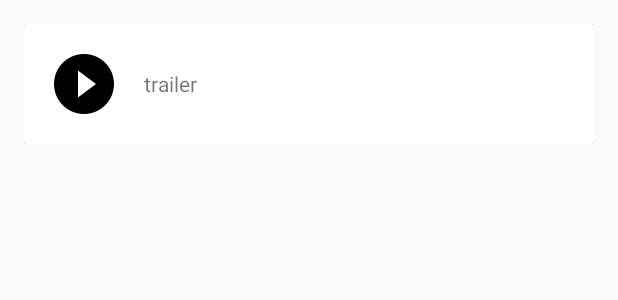
After one commit to memreyilmaz/PopularMovies, an Android app: the layout trailer_item.xml on its own in the app's theme, with its tools: preview values and no code run, on a phone screen of 412 x 824 dp. The commit adds this screen. Shown: the top 300 px of the screen. Run offline under Robolectric (Android 15) with nearby library versions, the phone set to English and light mode, and no system bars.

Commit message:
added trailer(missing intent)

```diff
--- /dev/null
+++ b/app/src/main/res/layout/trailer_item.xml
@@ -0,0 +1,34 @@
+<?xml version="1.0" encoding="utf-8"?>
+<LinearLayout xmlns:android="http://schemas.android.com/apk/res/android"
+    xmlns:tools="http://schemas.android.com/tools"
+    android:layout_width="match_parent"
+    android:layout_height="wrap_content"
+    android:padding="16dp">
+
+    <android.support.v7.widget.CardView
+        android:layout_width="match_parent"
+        android:layout_height="wrap_content"
+        android:id="@+id/movie_trailer_card_view">
+
+        <LinearLayout
+            android:layout_width="match_parent"
+            android:layout_height="wrap_content"
+            android:orientation="horizontal">
+            <ImageView
+                android:layout_width="wrap_content"
+                android:layout_height="wrap_content"
+                android:id="@+id/movie_trailer_play"
+                android:src="@drawable/ic_play_circle_filled"
+                android:padding="16dp"
+                tools:text="play"/>
+
+            <TextView
+                android:layout_width="wrap_content"
+                android:layout_height="wrap_content"
+                android:id="@+id/movie_trailer"
+                android:layout_gravity="center"
+                tools:text="trailer"/>
+        </LinearLayout>
+    </android.support.v7.widget.CardView>
+
+</LinearLayout>
```
Also changed, not shown: app/src/main/java/com/example/android/popularmoviesstagetwo/DetailActivity.java (+50 -13 lines), app/src/main/java/com/example/android/popularmoviesstagetwo/ReviewAdapter.java (+0 -13 lines), app/src/main/java/com/example/android/popularmoviesstagetwo/TmdbTrailerInterface.java (added, +13 -0 lines), app/src/main/java/com/example/android/popularmoviesstagetwo/Trailer.java (added, +112 -0 lines), app/src/main/java/com/example/android/popularmoviesstagetwo/TrailerAdapter.java (added, +90 -0 lines), app/src/main/java/com/example/android/popularmoviesstagetwo/TrailerResponse.java (added, +29 -0 lines), app/src/main/res/layout/activity_detail.xml (+8 -1 lines), app/src/main/res/drawable-hdpi/ic_play_circle_filled.png (added), app/src/main/res/drawable-mdpi/ic_play_circle_filled.png (added), app/src/main/res/drawable-xhdpi/ic_play_circle_filled.png (added), app/src/main/res/drawable-xxhdpi/ic_play_circle_filled.png (added), app/src/main/res/drawable-xxxhdpi/ic_play_circle_filled.png (added).
